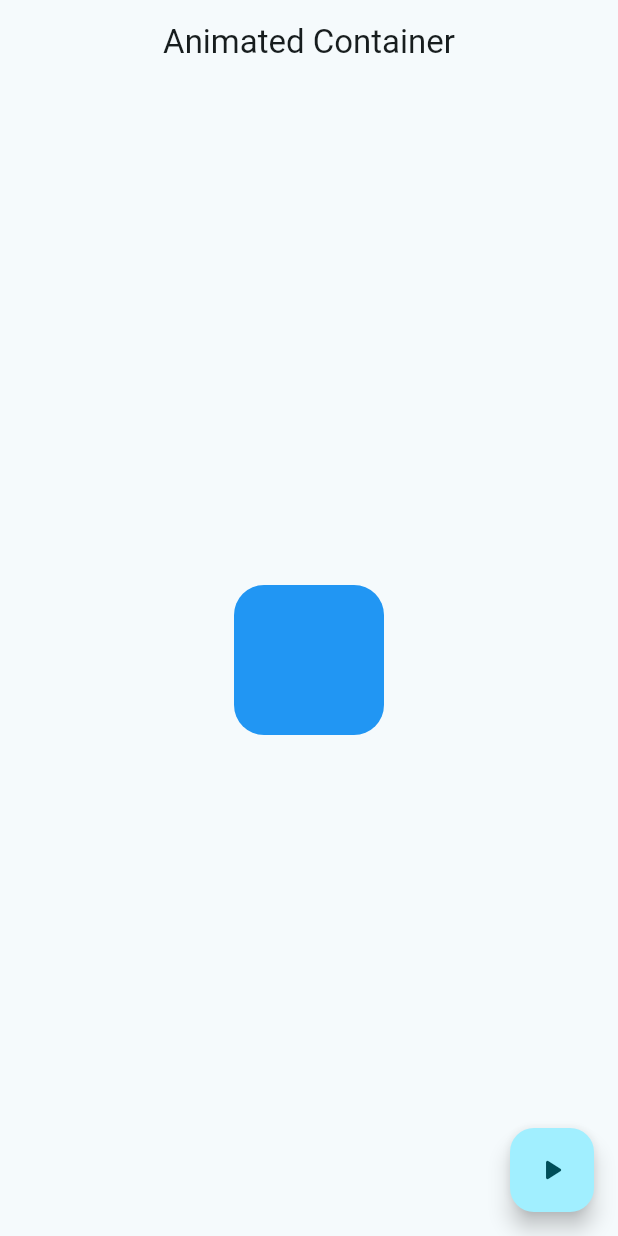
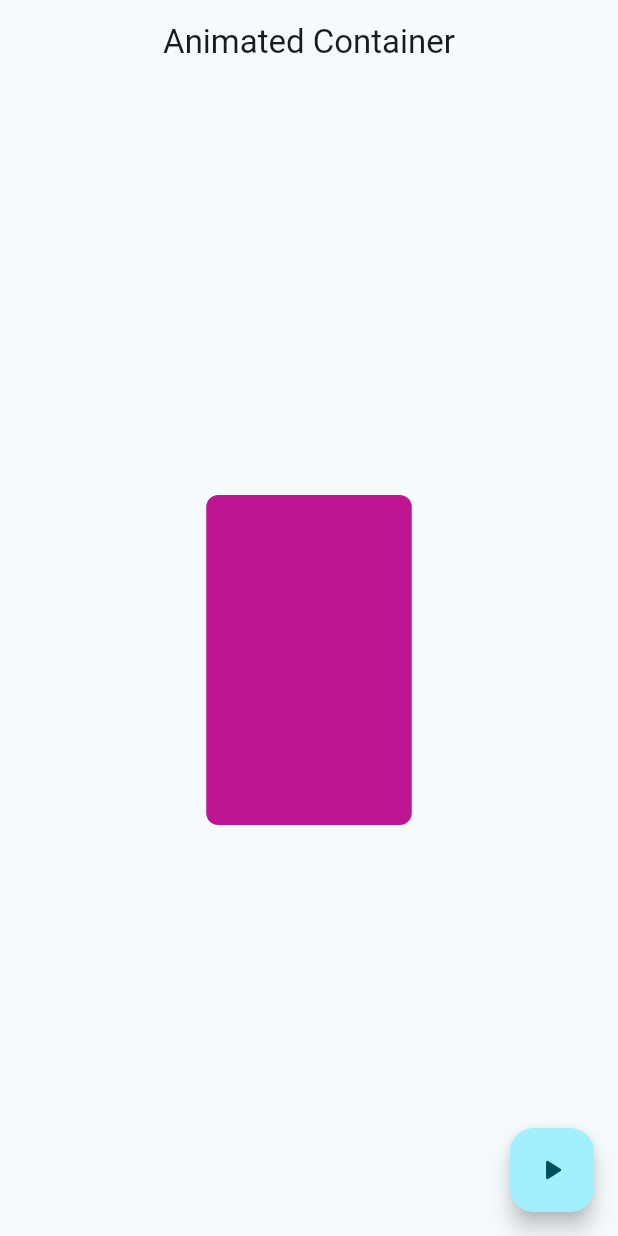
Before and after one commit to sebasmrl/widgets_app, a Flutter app: the AnimatedScreen screen opened by its route, after a tap on the "play arrow" icon, on a phone screen of 412 x 824 dp. Run offline on Flutter 3.47's test engine with Material 3 defaults, Android fonts, the phone set to English and light mode, and no system bars; our stand-ins replace go_router.

Commit message:
Added AnimatedScreen

```diff
--- a/lib/presentation/screens/animated/animated_screen.dart
+++ b/lib/presentation/screens/animated/animated_screen.dart
@@ -1,9 +1,55 @@
+import 'dart:math' show Random;
 import 'package:flutter/material.dart';
 
-class AnimatedScreen extends StatelessWidget {
+class AnimatedScreen extends StatefulWidget {
 
   static const name = 'animated_screen';
   const AnimatedScreen({super.key});
+
+  @override
+  State<AnimatedScreen> createState() => _AnimatedScreenState();
+}
+
+
+
+
+class _AnimatedScreenState extends State<AnimatedScreen> {
+
+
+  double _width = 150;
+  double _height = 150;
+  Color _color = Colors.green;
+  double _borderRadius = 20;
+  bool _isButtonDissabled = false;
+
+  void cambiarFormaContenedor(){
+
+    setState(() {
+      _isButtonDissabled = true;
+    });
+
+    final random = Random();
+
+      // Generate a random width and height.
+      _width = random.nextInt(300).toDouble();
+      _height = random.nextInt(300).toDouble();
+
+      // Generate a random color.
+      _color = Color.fromRGBO(
+        random.nextInt(256),
+        random.nextInt(256),
+        random.nextInt(256),
+        1,
+      );
+      _borderRadius = random.nextInt(50).toDouble();
+
+
+    setState(() {
+      _isButtonDissabled = false;
+    });
+  }
+
+
 
   @override
   Widget build(BuildContext context) {
@@ -15,16 +61,18 @@ class AnimatedScreen extends StatelessWidget {
         child: AnimatedContainer(
           duration: const Duration(milliseconds: 400),
           curve: Curves.easeOutCubic,//tipo de animacion
-          width:100,
-          height: 100,
+          width: _height,
+          height: _width,
           decoration: BoxDecoration(
-            color: Colors.blue,
-            borderRadius: BorderRadius.circular(20)
+            color: _color,
+            borderRadius: BorderRadius.circular(_borderRadius)
           ),
         ) ,
       ),
-      floatingActionButton: FloatingActionButton(onPressed: (){},
-      child: const Icon(Icons.play_arrow_rounded),),
+      floatingActionButton: FloatingActionButton(
+        onPressed: _isButtonDissabled ? null : cambiarFormaContenedor,
+        child: const Icon(Icons.play_arrow_rounded),
+      ),
     );
   }
 }
```
